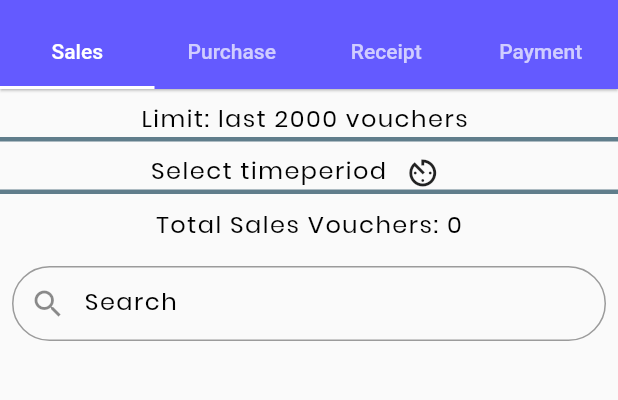
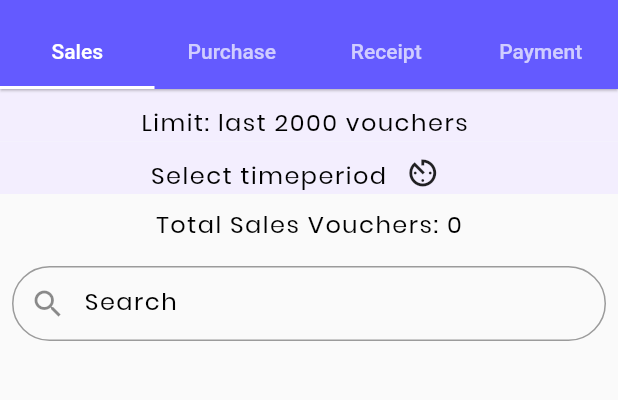
Before and after one commit to TallyAssist/TallyAssist, a Flutter app: the DashboardScreen screen opened directly, scrolled down 249 dp, after a tap on "Check Receipts", on a phone screen of 412 x 824 dp, the part 67-467 px from its top. Run offline on Flutter 3.47's test engine with Material 2 defaults, Android fonts, the phone set to English and light mode, and no system bars; our stand-ins replace cloud_firestore, firebase_auth, font_awesome_flutter, image_picker, pdf, share and 1 more; missing offline and left inert: esys_flutter_share, flutter_full_pdf_viewer; accounts and stored records are empty; project files that could hold a hidden picture were left out.

Commit message:
improved home page, added function to switch for tally connection, improved UI for timer period section, made a new home sccreen to be developed.

```diff
--- /dev/null
+++ b/lib/ui/views/home.dart
@@ -0,0 +1,206 @@
+// Pending issue - dropdown widget not displaying value
+
+import 'dart:ui';
+
+import 'package:cloud_firestore/cloud_firestore.dart';
+import 'package:firebase_auth/firebase_auth.dart';
+import 'package:flutter/material.dart';
+import 'package:provider/provider.dart';
+import 'package:tassist/core/services/database.dart';
+import 'package:tassist/core/services/timeperiod_filter_service.dart';
+import 'package:tassist/theme/theme.dart';
+// import 'package:tassist/theme/colors.dart';
+import 'package:tassist/ui/shared/drawer.dart';
+import 'package:tassist/ui/shared/headernav.dart';
+import 'package:tassist/ui/views/accountspayablescreen.dart';
+import 'package:tassist/ui/views/accountsreceivables.dart';
+import 'package:tassist/ui/views/pruchaseorderreport.dart';
+import 'package:tassist/ui/views/salesorderreport.dart';
+import 'package:tassist/ui/views/vouchers.dart';
+import 'package:tassist/ui/widgets/dashboardScreens/Purchases.dart';
+// import 'package:tassist/ui/widgets/dashboardScreens/expenses.dart';
+import 'package:tassist/ui/widgets/dashboardScreens/payments.dart';
+import 'package:tassist/ui/widgets/dashboardScreens/receipts.dart';
+import 'package:tassist/ui/widgets/dashboardScreens/sales.dart';
+import 'package:tassist/ui/widgets/gotobar.dart';
+// import 'package:tassist/ui/widgets/dashboardScreens/cash.dart';
+import 'package:tassist/ui/widgets/dashboardScreens/outstanding.dart';
+import 'package:tassist/ui/widgets/myboxdecoration.dart';
+
+class HomeDashboardScreen extends StatefulWidget {
+  HomeDashboardScreen({Key key, this.userId}) : super(key: key);
+
+  final String userId;
+
+  @override
+  _HomeDashboardScreenState createState() => _HomeDashboardScreenState();
+}
+
+class _HomeDashboardScreenState extends State<HomeDashboardScreen> {
+  String timePeriod = 'Everything';
+
+   bool tallyconnected = false;
+
+  tallyconnection(bool successConnection) {
+
+  if (successConnection == true) {
+    return  Container(
+                    child: Padding(
+                      padding: const EdgeInsets.fromLTRB(4.0, 1.0, 10.0, 1.0),
+                      child: Text(
+                        'Your Tally is Connected!',
+                        style: TextStyle(
+                          fontWeight: FontWeight.normal,
+                          fontSize: 14.0,
+                        ),
+                      ),
+                    ),
+                    color: const Color(0xff14D2B8),
+                    width: MediaQuery.of(context).size.width,
+                    height: 20,
+                  );
+  }
+  else {
+   return  Container(
+                    child: Padding(
+                      padding: const EdgeInsets.fromLTRB(4.0, 1.0, 10.0, 1.0),
+                      child: Text(
+                        'Your Tally is not connected :(',
+                        style: TextStyle(
+                          fontWeight: FontWeight.normal,
+                          fontSize: 14.0,
+                        ),
+                      ),
+                    ),
+                    color: TassistWarning,
+                    width: MediaQuery.of(context).size.width,
+                    height: 20,
+                  );
+                  }
+}
+
+
+
+
+
+
+  @override
+  Widget build(BuildContext context) {
+    final user = Provider.of<FirebaseUser>(context);
+    final GlobalKey<ScaffoldState> _drawerKey = new GlobalKey<ScaffoldState>();
+
+
+    print(timePeriod);
+
+    return MultiProvider(
+        providers: [
+          StreamProvider<DocumentSnapshot>.value(
+              value: DatabaseService()
+                  .metricCollection
+                  .document(user?.uid)
+                  .snapshots()),
+        ],
+        child: WillPopScope(
+          onWillPop: () async => false,
+          child: Scaffold(
+            key: _drawerKey,
+            appBar: headerNav(_drawerKey),
+            drawer: tassistDrawer(context),
+            body: SafeArea(
+              child: ListView(
+                children: <Widget>[
+                  tallyconnection(tallyconnected),
+                  // Container 0 - Timeperiod picker
+                  Container(
+                    decoration: myBoxDecorationBottomBorder(),
+                    child: Padding(
+                      padding: const EdgeInsets.fromLTRB(4.0, 2.0, 10.0, 2.0),
+                      child: Row(
+                        crossAxisAlignment: CrossAxisAlignment.end,
+                        mainAxisAlignment: MainAxisAlignment.center,
+                        children: <Widget>[
+                          Text(
+                            "Select timeperiod ->",
+                            style: secondaryListDisc.copyWith(color: TassistPrimary),
+                          ),
+                          PopupMenuButton<String>(
+                            icon: Icon(Icons.access_time, color: TassistPrimary),
+                            onSelected: (value) {
+                              setState(() {
+                                timePeriod = value;
+                              });
+                            },
+                            itemBuilder: (BuildContext context) {
+                              return timePeriodList.map(
+                                (String choice) {
+                                  return PopupMenuItem<String>(
+                                    value: choice,
+                                    child: Text(
+                                      choice,
+                                      style: TextStyle(
+                                          fontWeight: FontWeight.normal,
+                                          fontSize: 14.0),
+                                    ),
+                                  );
+                                },
+                              ).toList();
+                            },
+                          ),
+                          Text(timePeriod)
+                        ],
+                      ),
+                    ),
+                    // color: Colors.blueGrey[100],
+                    width: MediaQuery.of(context).size.width,
+                    height: 35,
+                  ),
+                  // Container 1 - Sales
+                  Container(
+                    child: SalesDashboardWidget(
+                      timePeriod: timePeriod,
+                    ),
+                    margin: const EdgeInsets.all(15.0),
+                    // decoration: myBoxDecorationTopBorder()
+                  ),
+                  GoToBar('Check Sales', SalesOrderReportScreen()),
+                  // Container 2 - Purchases
+                  Container(
+                    child: ReceiptsDashboardWidget(
+                      timePeriod: timePeriod,
+                    ),
+                    margin: const EdgeInsets.all(20.0),
+                    // decoration: myBoxDecorationTopBorder()
+                  ),
+                  GoToBar('Check Receipts', VouchersHome()),
+                  Container(
+                    child: PurchasesDashboardWidget(
+                      timePeriod: timePeriod,
+                    ),
+                    margin: const EdgeInsets.all(20.0),
+                    // decoration: myBoxDecorationTopBorder()
+                  ),
+                  GoToBar('Check Purchases', PurchaseOrderReportScreen()),
+                  Container(
+                    child: PaymentsDashboardWidget(
+                      timePeriod: timePeriod,
+                    ),
+                    margin: const EdgeInsets.all(20.0),
+                    // decoration: myBoxDecorationTopBorder()
+                  ),
+                  GoToBar('Check Payments', VouchersHome()),
+                  Container(
+                    child: OutstandingsDashboardWidget(
+                      timePeriod: timePeriod,
+                    ),
+                    margin: const EdgeInsets.all(15.0),
+                    // decoration: myBoxDecorationTopBorder()
+                  ),
+                  GoToBar('Accounts Payables', AccountsPayableScreen()),
+                  GoToBar('Accounts Receivables', AccountsReceivableScreen())
+                ],
+              ),
+            ),
+          ),
+        ));
+  }
+}
--- a/lib/ui/views/settingsscreen.dart
+++ b/lib/ui/views/settingsscreen.dart
@@ -16,6 +16,7 @@ class SettingsScreen extends StatefulWidget {
 
 class _SettingsScreenState extends State<SettingsScreen> {
    final GlobalKey<ScaffoldState> _drawerKey = new GlobalKey<ScaffoldState>();
+
    File _imageFile;
 
       Future<void> _pickImage(ImageSource source) async {
--- a/lib/ui/widgets/myboxdecoration.dart
+++ b/lib/ui/widgets/myboxdecoration.dart
@@ -1,4 +1,5 @@
 import 'package:flutter/material.dart';
+import 'package:tassist/theme/colors.dart';
 
 BoxDecoration myBoxDecorationTopBorder() {
   return BoxDecoration(
@@ -14,11 +15,13 @@ BoxDecoration myBoxDecorationTopBorder() {
 
 BoxDecoration myBoxDecorationBottomBorder() {
   return BoxDecoration(
-    border: Border(
-      bottom: BorderSide(
-        color: Colors.blueGrey,
-        width: 3.0,
-      ),
-    ),
+    // border: Border(
+    //   bottom: BorderSide(
+    //     color: Colors.blueGrey,
+    //     width: 3.0,
+    //   ),
+    // ),
+    color: TassistBgLightPurple,
+    shape: BoxShape.rectangle,
   );
 }
--- a/lib/ui/widgets/welcomescreen.dart
+++ b/lib/ui/widgets/welcomescreen.dart
@@ -3,6 +3,7 @@ import 'package:font_awesome_flutter/font_awesome_flutter.dart';
 
 import 'package:tassist/theme/theme.dart';
 import 'package:tassist/ui/views/dashboard.dart';
+import 'package:tassist/ui/views/home.dart';
 import 'package:url_launcher/url_launcher.dart';
 
 class WelcomeScreen extends StatefulWidget {
@@ -16,7 +17,7 @@ class _WelcomeScreenState extends State<WelcomeScreen> {
     super.initState();
     Future.delayed(const Duration(seconds: 10), () {
       Navigator.push(
-          context, MaterialPageRoute(builder: (context) => DashboardScreen()));
+          context, MaterialPageRoute(builder: (context) => HomeDashboardScreen()));
     });
   }
 
```
